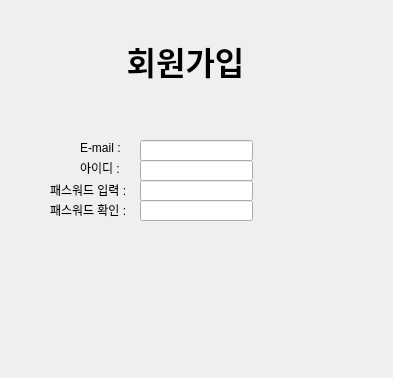
This is ClientApp/login.ui in kimtae9217/miniproject2-vedaHealthCare as Qt 5 draws it before an edit. The edited form follows.
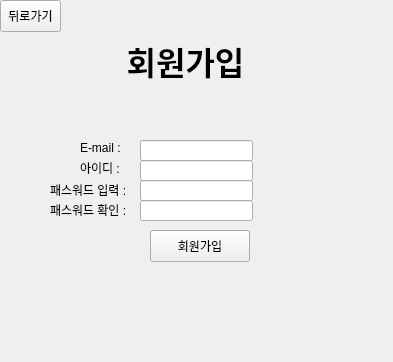
This is the edited form.

Commit message: 메인화면 UI 추가 & 회원가입 버튼 수정

The edit to the form file:
```diff
--- a/ClientApp/login.ui
+++ b/ClientApp/login.ui
@@ -7,7 +7,7 @@
     <x>0</x>
     <y>0</y>
     <width>393</width>
-    <height>378</height>
+    <height>362</height>
    </rect>
   </property>
   <property name="windowTitle">
@@ -128,6 +128,32 @@
     <set>Qt::AlignmentFlag::AlignCenter</set>
    </property>
   </widget>
+  <widget class="QPushButton" name="backButton">
+   <property name="geometry">
+    <rect>
+     <x>0</x>
+     <y>0</y>
+     <width>61</width>
+     <height>32</height>
+    </rect>
+   </property>
+   <property name="text">
+    <string>뒤로가기</string>
+   </property>
+  </widget>
+  <widget class="QPushButton" name="signInButton">
+   <property name="geometry">
+    <rect>
+     <x>150</x>
+     <y>230</y>
+     <width>100</width>
+     <height>32</height>
+    </rect>
+   </property>
+   <property name="text">
+    <string>회원가입</string>
+   </property>
+  </widget>
  </widget>
  <resources/>
  <connections/>
```
The commit also changes 7 other files.
